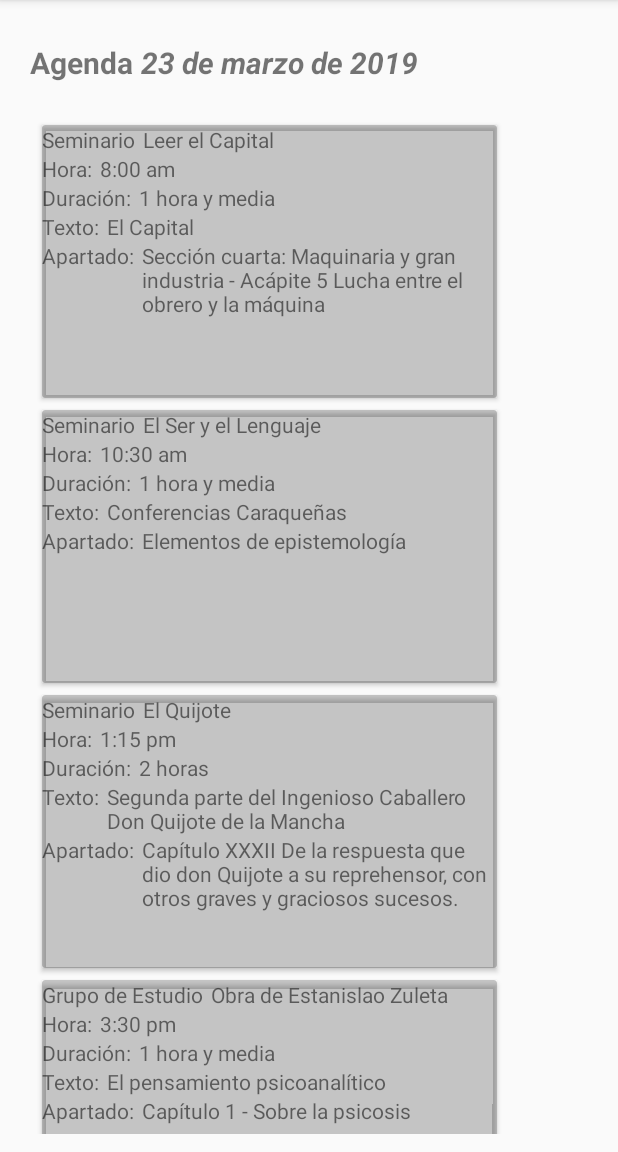
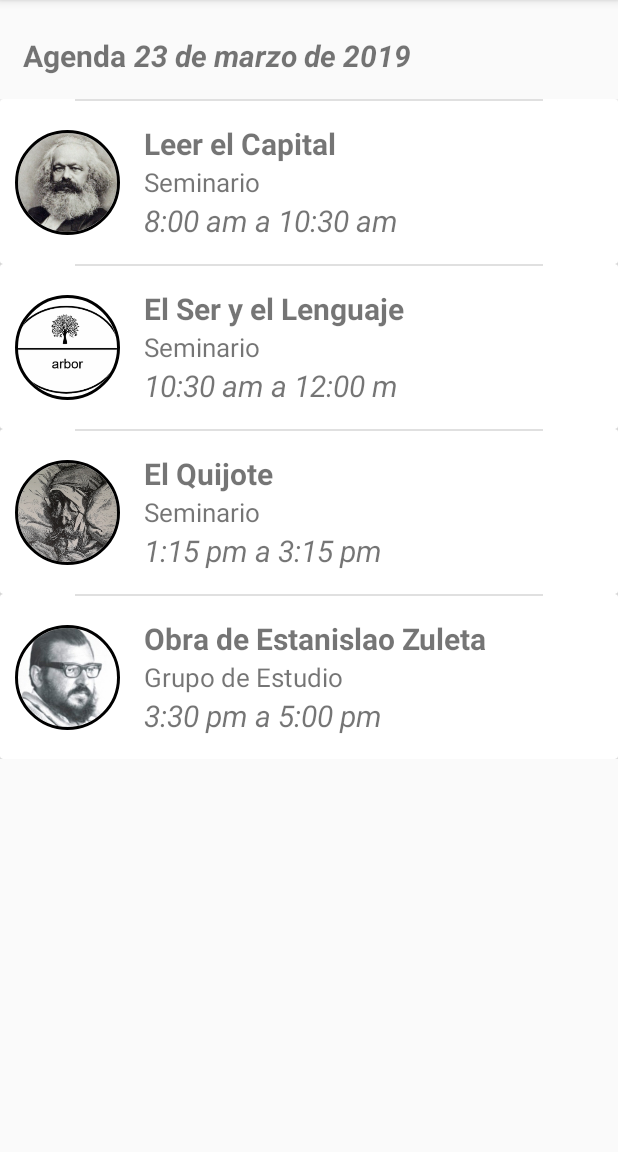
Before and after one commit to adatapoint/Ceez, an Android app: the screen it shows after launch (MainActivity), on a phone screen of 412 x 824 dp, the part 84-1236 px from its top. Run offline under Robolectric (Android 15) with nearby library versions, the phone set to English and light mode, and no system bars; our stand-ins replace CircleImageView.

Commit message:
RecyclerView working with clean design and circle image view

```diff
--- a/app/build.gradle
+++ b/app/build.gradle
@@ -28,6 +28,7 @@ dependencies {
     implementation 'com.android.support:appcompat-v7:28.0.0'
     implementation 'com.android.support.constraint:constraint-layout:1.1.3'
     implementation 'com.android.support:cardview-v7:28.0.0'
+    implementation 'de.hdodenhof:circleimageview:3.0.0'
     testImplementation 'junit:junit:4.12'
     androidTestImplementation 'com.android.support.test:runner:1.0.2'
     androidTestImplementation 'com.android.support.test.espresso:espresso-core:3.0.2'
--- a/app/src/main/java/co/com/geosat/ceez/MainActivity.kt
+++ b/app/src/main/java/co/com/geosat/ceez/MainActivity.kt
@@ -24,11 +24,13 @@ class MainActivity : AppCompatActivity() {
         expositoresQuijote?.add("Andrés Galeano")
 
         sesiones = ArrayList()
-        sesiones?.add(Sesion(
+        sesiones?.add(
+            Sesion(
+                1,
                 "Leer el Capital",
                 "Seminario",
                 "8:00 am",
-            "1 hora y media",
+                "10:30 am",
                 "El Capital",
                 "Sección cuarta: Maquinaria y gran industria - Acápite 5 Lucha entre el obrero y la máquina",
                 null,
@@ -38,11 +40,13 @@ class MainActivity : AppCompatActivity() {
                 "Universidad Nacional - Bloque 46 - Salón 114"
             )
         )
-        sesiones?.add(Sesion(
+        sesiones?.add(
+            Sesion(
+                2,
                 "El Ser y el Lenguaje",
                 "Seminario",
                 "10:30 am",
-            "1 hora y media",
+                "12:00 m",
                 "Conferencias Caraqueñas",
                 "Elementos de epistemología",
                 "páginas",
@@ -52,11 +56,13 @@ class MainActivity : AppCompatActivity() {
                 "Universidad Nacional - Bloque 46 - Salón 114"
             )
         )
-        sesiones?.add(Sesion(
+        sesiones?.add(
+            Sesion(
+                3,
                 "El Quijote",
                 "Seminario",
                 "1:15 pm",
-            "2 horas",
+                "3:15 pm",
                 "Segunda parte del Ingenioso Caballero Don Quijote de la Mancha",
                 "Capítulo XXXII De la respuesta que dio don Quijote a su reprehensor, con otros graves y graciosos sucesos.",
                 null,
@@ -66,11 +72,13 @@ class MainActivity : AppCompatActivity() {
                 "Universidad Nacional - Bloque 46 - Salón 114"
             )
         )
-        sesiones?.add(Sesion(
+        sesiones?.add(
+            Sesion(
+                4,
                 "Obra de Estanislao Zuleta",
                 "Grupo de Estudio",
                 "3:30 pm",
-            "1 hora y media",
+                "5:00 pm",
                 "El pensamiento psicoanalítico",
                 "Capítulo 1 - Sobre la psicosis",
                 null,
--- a/app/src/main/java/co/com/geosat/ceez/SesionAdapter.kt
+++ b/app/src/main/java/co/com/geosat/ceez/SesionAdapter.kt
@@ -8,6 +8,7 @@ import android.view.ViewGroup
 import android.widget.TextView
 import android.widget.Toast
 import co.com.geosat.ceez.model.Sesion
+import de.hdodenhof.circleimageview.CircleImageView
 import kotlinx.android.synthetic.main.sesion_adapter.view.*
 
 class SesionAdapter (var items: ArrayList<Sesion>?): RecyclerView.Adapter<SesionAdapter.ViewHolder>() {
@@ -22,10 +23,13 @@ class SesionAdapter (var items: ArrayList<Sesion>?): RecyclerView.Adapter<Sesion
         val item = items?.get(p1)
         holder.textViewNombre?.text = item?.nombre
         holder.textViewTipo?.text = item?.tipo
-        holder.textViewHora?.text = item?.hora
-        holder.textViewDuracion?.text = item?.duracion
-        holder.textViewTexto?.text = item?.texto
-        holder.textViewApartado?.text = item?.apartado
+        holder.textViewHorario?.text = "${item?.inicia} a ${item?.termina}"
+        when (item?.codigo) {
+            1 -> holder.circleImageViewIcon?.setImageResource(R.drawable.el_capital)
+            2 -> holder.circleImageViewIcon?.setImageResource(R.drawable.ser_lenguaje)
+            3 -> holder.circleImageViewIcon?.setImageResource(R.drawable.quijote)
+            4 -> holder.circleImageViewIcon?.setImageResource(R.drawable.estanislao_zuleta)
+        }
 
         holder.cardViewSesion?.setOnClickListener {
             Toast.makeText(it.context,"Item is clicked", Toast.LENGTH_SHORT).show()
@@ -37,19 +41,16 @@ class SesionAdapter (var items: ArrayList<Sesion>?): RecyclerView.Adapter<Sesion
         var cardViewSesion: CardView? = null
         var textViewNombre: TextView? = null
         var textViewTipo: TextView? = null
-        var textViewHora: TextView? = null
-        var textViewDuracion: TextView? = null
-        var textViewTexto: TextView? = null
-        var textViewApartado: TextView? = null
+        var textViewHorario: TextView? = null
+        var circleImageViewIcon: CircleImageView? = null
 
         init {
             this.cardViewSesion = view.cardViewSesion
             this.textViewNombre = view.textViewNombre
             this.textViewTipo = view.textViewTipo
-            this.textViewHora = view.textViewHora
-            this.textViewDuracion = view.textViewDuracion
-            this.textViewTexto = view.textViewTexto
-            this.textViewApartado = view.textViewApartado
+            this.textViewHorario = view.textViewHorario
+            this.circleImageViewIcon = view.circleImageViewIcon
+
         }
 
 
--- a/app/src/main/java/co/com/geosat/ceez/model/Sesion.kt
+++ b/app/src/main/java/co/com/geosat/ceez/model/Sesion.kt
@@ -4,10 +4,11 @@ import java.util.*
 import java.io.Serializable
 
 class Sesion (
+    var codigo: Int,
     var nombre: String,
     var tipo: String,
-    var hora: String,
-    var duracion: String?,
+    var inicia: String,
+    var termina: String?,
     var texto: String?,
     var apartado: String?,
     var paginaje: String?,
--- a/app/src/main/res/layout/activity_main.xml
+++ b/app/src/main/res/layout/activity_main.xml
@@ -11,7 +11,6 @@
             android:layout_width="match_parent"
             android:layout_height="wrap_content"
             android:layout_marginTop="8dp"
-            android:padding="20dp"
             app:layout_constraintTop_toTopOf="parent"
             android:orientation="vertical">
 
@@ -19,7 +18,7 @@
                 android:layout_width="match_parent"
                 android:layout_height="wrap_content"
                 android:orientation="horizontal"
-                android:layout_marginBottom="20dp">
+                android:padding="15dp">
 
             <TextView
                     android:text="@string/agenda"
--- /dev/null
+++ b/app/src/main/res/layout/divider.xml
@@ -0,0 +1,9 @@
+<?xml version="1.0" encoding="utf-8"?>
+<ImageView
+        xmlns:android="http://schemas.android.com/apk/res/android"
+        android:layout_width="match_parent"
+        android:layout_height="1dp"
+        android:layout_marginStart="50dp"
+        android:layout_marginEnd="50dp"
+        android:background="?android:attr/listDivider"
+        android:scaleType="fitXY"/>
--- a/app/src/main/res/layout/sesion_adapter.xml
+++ b/app/src/main/res/layout/sesion_adapter.xml
@@ -1,145 +1,59 @@
 <?xml version="1.0" encoding="utf-8"?>
-
 <android.support.v7.widget.CardView
-        android:layout_width="303dp"
-        android:layout_height="182dp"
-        xmlns:app="http://schemas.android.com/apk/res-auto"
-        android:padding="10dp"
+        xmlns:android="http://schemas.android.com/apk/res/android"
+        android:layout_width="match_parent"
+        android:layout_height="110dp"
         android:id="@+id/cardViewSesion"
-        app:cardBackgroundColor="@color/cardview_shadow_start_color"
-        android:layout_marginTop="8dp"
-        app:layout_constraintTop_toTopOf="parent"
-        app:layout_constraintEnd_toEndOf="parent"
-        android:layout_marginEnd="8dp"
-        app:layout_constraintStart_toStartOf="parent"
-        android:layout_marginStart="8dp"
-        android:layout_gravity="center_horizontal"
-        xmlns:android="http://schemas.android.com/apk/res/android"
-        android:paddingBottom="10dp">
+        xmlns:app="http://schemas.android.com/apk/res-auto">
 
     <LinearLayout
+            android:paddingEnd="10dp"
+            android:paddingStart="10dp"
             android:layout_width="match_parent"
-            android:layout_height="wrap_content"
-            android:orientation="vertical">
+            android:layout_height="111dp"
+            android:orientation="horizontal">
+
+        <de.hdodenhof.circleimageview.CircleImageView
+                android:layout_width="70dp"
+                android:layout_height="70dp"
+                app:civ_border_color="#FF000000"
+                app:civ_border_width="2dp"
+                android:layout_gravity="center"
+                android:id="@+id/circleImageViewIcon"/>
 
         <LinearLayout
-                android:layout_width="match_parent"
-                android:layout_height="wrap_content"
-                android:orientation="horizontal">
+                android:layout_width="0dp"
+                android:layout_height="match_parent"
+                android:layout_weight="1"
+                android:layout_marginStart="16dp"
+                android:gravity="center_vertical"
+                android:orientation="vertical">
 
             <TextView
-                    android:id="@+id/textViewTipo"
-                    android:text="Seminario"
                     android:layout_width="wrap_content"
                     android:layout_height="wrap_content"
-                    android:layout_marginEnd="5dp"/>
+                    android:id="@+id/textViewNombre"
+                    android:textStyle="bold"
+                    android:textSize="20sp"/>
 
             <TextView
-                    android:id="@+id/textViewNombre"
-                    android:text="El ser y el lenguaje"
-                    android:layout_width="match_parent"
-                    android:layout_height="wrap_content"/>
+                    android:layout_width="wrap_content"
+                    android:layout_height="wrap_content"
+                    android:id="@+id/textViewTipo"
+                    android:textSize="17sp"/>
+
+            <TextView
+                    android:layout_width="wrap_content"
+                    android:layout_height="wrap_content"
+                    android:text="1:15 pm a 3:00 pm"
+                    android:id="@+id/textViewHorario"
+                    android:textStyle="italic"
+                    android:textSize="20sp"/>
 
         </LinearLayout>
 
-        <LinearLayout
-                android:layout_width="match_parent"
-                android:layout_height="wrap_content"
-                android:orientation="horizontal">
-
-            <TextView
-                    android:text="@string/hora"
-                    android:layout_width="wrap_content"
-                    android:layout_height="wrap_content"/>
-
-            <TextView
-                    android:text="@string/dos_puntos"
-                    android:layout_width="wrap_content"
-                    android:layout_height="wrap_content"
-                    android:layout_marginEnd="5dp"/>
-
-            <TextView
-                    android:id="@+id/textViewHora"
-                    android:text="8:00 pm"
-                    android:layout_width="match_parent"
-                    android:layout_height="wrap_content"/>
-
-        </LinearLayout>
-
-        <LinearLayout
-                android:layout_width="match_parent"
-                android:layout_height="wrap_content"
-                android:orientation="horizontal">
-
-            <TextView
-                    android:text="@string/duracion"
-                    android:layout_width="wrap_content"
-                    android:layout_height="wrap_content"/>
-
-            <TextView
-                    android:text="@string/dos_puntos"
-                    android:layout_width="wrap_content"
-                    android:layout_height="wrap_content"
-                    android:layout_marginEnd="5dp"/>
-
-            <TextView
-                    android:id="@+id/textViewDuracion"
-                    android:text="1 hora y media"
-                    android:layout_width="match_parent"
-                    android:layout_height="wrap_content"/>
-
-        </LinearLayout>
-
-        <LinearLayout
-                android:layout_width="match_parent"
-                android:layout_height="wrap_content"
-                android:orientation="horizontal">
-
-            <TextView
-                    android:text="@string/texto"
-                    android:layout_width="wrap_content"
-                    android:layout_height="wrap_content"/>
-
-            <TextView
-                    android:text="@string/dos_puntos"
-                    android:layout_width="wrap_content"
-                    android:layout_height="wrap_content"
-                    android:layout_marginEnd="5dp"/>
-
-            <TextView
-                    android:id="@+id/textViewTexto"
-                    android:text="Segunda parte del Ingenioso Caballero Don Quijote de la Mancha"
-                    android:layout_width="match_parent"
-                    android:layout_height="wrap_content"/>
-
-        </LinearLayout>
-
-        <LinearLayout
-                android:layout_width="match_parent"
-                android:layout_height="wrap_content"
-                android:orientation="horizontal">
-
-            <TextView
-                    android:text="@string/apartado"
-                    android:layout_width="wrap_content"
-                    android:layout_height="wrap_content"/>
-
-            <TextView
-                    android:text="@string/dos_puntos"
-                    android:layout_width="wrap_content"
-                    android:layout_height="wrap_content"
-                    android:layout_marginEnd="5dp"/>
-
-            <TextView
-                    android:id="@+id/textViewApartado"
-                    android:text="Capítulo XXXII De la respuesta que dio don Quijote a su reprehensor, con otros graves y graciosos sucesos."
-                    android:layout_width="match_parent"
-                    android:layout_height="wrap_content"/>
-
-        </LinearLayout>
-
-
-
     </LinearLayout>
 
+    <include layout="@layout/divider"/>
+
 </android.support.v7.widget.CardView>
--- a/app/src/main/res/values/strings.xml
+++ b/app/src/main/res/values/strings.xml
@@ -7,4 +7,6 @@
     <string name="duracion">Duración</string>
     <string name="texto">Texto</string>
     <string name="apartado">Apartado</string>
+    <string name="inicia">Inicia</string>
+    <string name="termina">Termina</string>
 </resources>
```
Also changed, not shown: app/src/main/res/drawable-hdpi/el_capital.png (added), app/src/main/res/drawable-hdpi/estanislao_zuleta.png (added), app/src/main/res/drawable-hdpi/quijote.png (added), app/src/main/res/drawable-hdpi/ser_lenguaje.png (added), app/src/main/res/drawable-mdpi/el_capital.png (added), app/src/main/res/drawable-mdpi/estanislao_zuleta.png (added), app/src/main/res/drawable-mdpi/quijote.png (added), app/src/main/res/drawable-mdpi/ser_lenguaje.png (added), app/src/main/res/drawable-xhdpi/el_capital.png (added), app/src/main/res/drawable-xhdpi/estanislao_zuleta.png (added), app/src/main/res/drawable-xhdpi/quijote.png (added), app/src/main/res/drawable-xhdpi/ser_lenguaje.png (added). Lines whose indentation alone changed are shown as unchanged.
